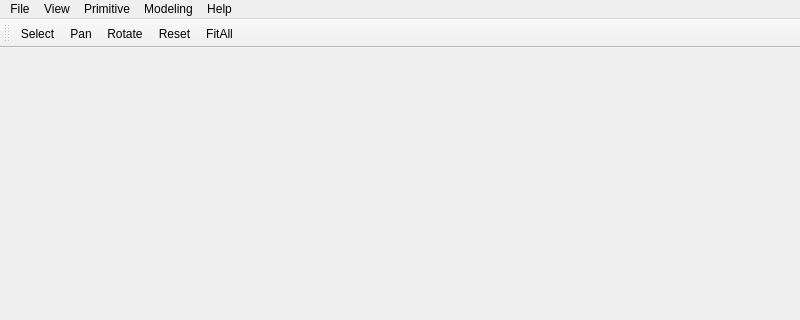
First picture: the form in src/UCDavis3DAnalyzerUI/occQt.ui, repository bradosia/ucdavis-3D-analyzer, before the edit; both pictures show x 0 to 800 and y 0 to 320 of the 800 by 600 pixel window.
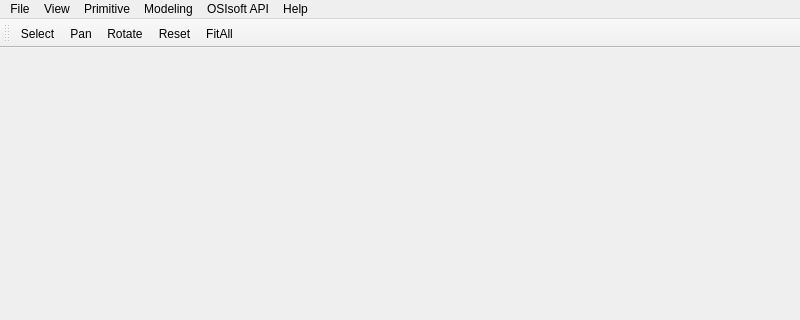
Second picture: the form after the edit. Icons and pictures are not drawn.

What changed in the file:
```diff
--- a/src/UCDavis3DAnalyzerUI/occQt.ui
+++ b/src/UCDavis3DAnalyzerUI/occQt.ui
@@ -79,10 +79,17 @@
     </property>
     <addaction name="actionAbout"/>
    </widget>
+   <widget class="QMenu" name="menuOSIsoft_API">
+    <property name="title">
+     <string>OSIsoft API</string>
+    </property>
+    <addaction name="actionPlace_Buildings"/>
+   </widget>
    <addaction name="menuFile"/>
    <addaction name="menuView"/>
    <addaction name="menuPrimitive"/>
    <addaction name="menuModeling"/>
+   <addaction name="menuOSIsoft_API"/>
    <addaction name="menuHelp"/>
   </widget>
   <widget class="QStatusBar" name="statusBar"/>
```
Left out of the diff: 5 changed lines with no effect on the pictures.
